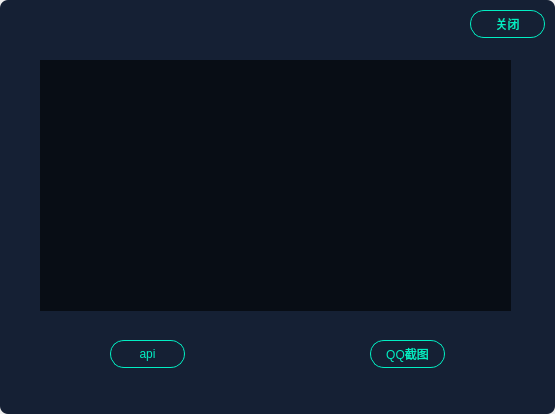
The window that Screenshot/main/Screenshot.ui (KikyoShaw/Screenshot) describes before a commit, drawn with Qt 5.
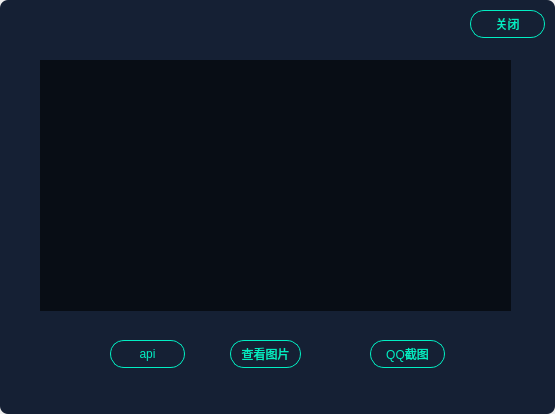
The same window after the commit.

Commit message: 新增图片查看功能

```diff
--- a/Screenshot/main/Screenshot.ui
+++ b/Screenshot/main/Screenshot.ui
@@ -13,6 +13,9 @@
   <property name="windowTitle">
    <string>Screenshot</string>
   </property>
+  <property name="styleSheet">
+   <string notr="true"/>
+  </property>
   <layout class="QVBoxLayout" name="verticalLayout">
    <property name="spacing">
     <number>0</number>
@@ -117,6 +120,22 @@
        <string/>
       </property>
      </widget>
+     <widget class="QPushButton" name="pushButton_look">
+      <property name="geometry">
+       <rect>
+        <x>230</x>
+        <y>340</y>
+        <width>71</width>
+        <height>28</height>
+       </rect>
+      </property>
+      <property name="cursor">
+       <cursorShape>PointingHandCursor</cursorShape>
+      </property>
+      <property name="text">
+       <string>查看图片</string>
+      </property>
+     </widget>
     </widget>
    </item>
   </layout>
```
Left out of the diff: 2 changed lines with no effect on the pictures. The commit also changes 10 other files.
